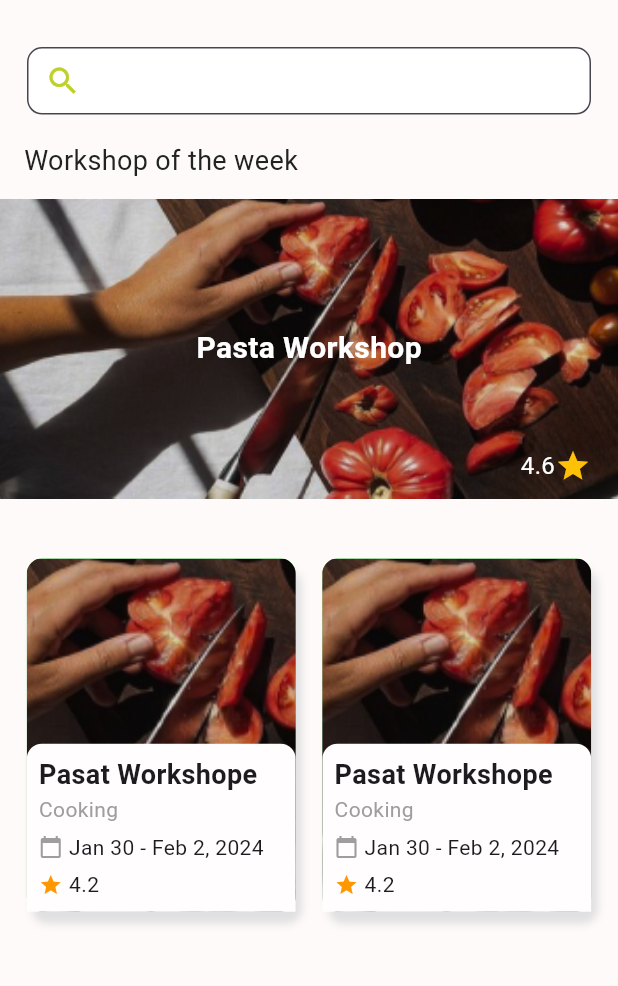
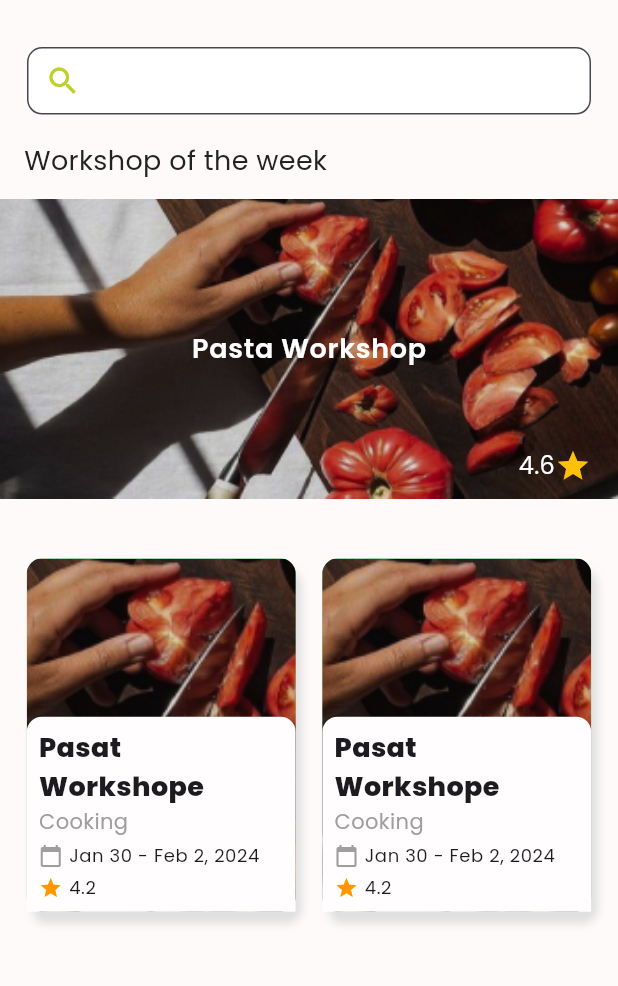
Before and after one commit to Rahafahg/shaghaf, a Flutter app: the UserHomeScreen screen opened directly, on a phone screen of 412 x 824 dp, the part 75-1061 px from its top. Run offline on Flutter 3.47's test engine with Material 3 defaults, Android fonts, the phone set to English and light mode, and no system bars; our stand-ins replace flutter_bloc, flutter_dotenv, font_awesome_flutter, get_it, get_storage, hugeicons and 4 more; accounts and stored records are empty.

Commit message:
done from the notification screen and applying them

```diff
--- a/lib/main.dart
+++ b/lib/main.dart
@@ -23,14 +23,18 @@ class MainApp extends StatelessWidget {
         textTheme: const TextTheme(
           // onboarding title
           titleLarge: TextStyle(fontFamily: "Poppins", fontSize: 40, fontWeight: FontWeight.w800, color: Constants.mainOrange),
+          // title in pages
+         titleMedium: TextStyle(fontFamily: "Poppins", fontSize: 26, fontWeight: FontWeight.w600, color: Constants.mainOrange),
           // onboarding text
           titleSmall: TextStyle(fontFamily: "Poppins", fontSize: 16, color: Constants.mainOrange),
           // body & btn text
           bodyLarge: TextStyle(fontSize: 18, color: Colors.white, fontFamily: "Poppins", fontWeight: FontWeight.w600),
           // role card text
           displaySmall: TextStyle(fontSize: 16, color: Colors.white, fontFamily: "Poppins", fontWeight: FontWeight.w600),
+          //for larger text
+          bodyMedium: TextStyle(fontSize: 18, fontFamily: "Poppins",fontWeight:FontWeight.w500),
           // error msg in login
-          bodySmall: TextStyle(fontSize: 14, fontFamily: "Poppins"),
+          bodySmall: TextStyle(fontSize: 12, fontFamily: "Poppins"),
         )
       ),
       debugShowCheckedModeBanner: false,
--- a/lib/screens/user_screens/user_home_screen.dart
+++ b/lib/screens/user_screens/user_home_screen.dart
@@ -97,14 +97,10 @@ class UserHomeScreen extends StatelessWidget {
                   // width: context.getWidth(),
                   height: 200,
                 ),
-                const Center(
+                 Center(
                   child: Text(
                     "Pasta Workshop",
-                    style: TextStyle(
-                      fontSize: 20,
-                      color: Colors.white,
-                      fontWeight: FontWeight.bold,
-                    ),
+                style: Theme.of(context).textTheme.bodyLarge,
                   ),
                 ),
                 const Positioned(
@@ -145,12 +141,6 @@ class UserHomeScreen extends StatelessWidget {
                 ),
               ],
             )
-            //  , workshopCard(
-            //     title: "Pasat Workshope",
-            //     subCatigory: "Cooking",
-            //     date: "Jan 30 - Feb 2, 2024",
-            //     rate: "4.2",
-            //   ),
           ]),
         ),
       ),
--- a/lib/widgets/cards/workshope_card.dart
+++ b/lib/widgets/cards/workshope_card.dart
@@ -1,4 +1,3 @@
-
 import 'package:flutter/material.dart';
 import 'package:shaghaf/constants/constants.dart';
 import 'package:shaghaf/extensions/screen_size.dart';
@@ -67,7 +66,10 @@ class workshopCard extends StatelessWidget {
                     children: [
                       Icon(Icons.calendar_today, size: 16, color: Colors.grey),
                       SizedBox(width: 4),
-                      Text('$date'),
+                      Text(
+                        '$date',
+                        style: Theme.of(context).textTheme.bodySmall,
+                      ),
                     ],
                   ),
                   SizedBox(height: 5),
@@ -75,7 +77,8 @@ class workshopCard extends StatelessWidget {
                     children: [
                       Icon(Icons.star, size: 16, color: Colors.orange),
                       SizedBox(width: 4),
-                      Text('$rate'),
+                      Text('$rate',
+                          style: Theme.of(context).textTheme.bodySmall),
                     ],
                   ),
                 ],
```
Also changed, not shown: lib/screens/user_screens/user_notification_screen.dart (+49 -1 lines), lib/widgets/cards/notification_card.dart (added, +46 -0 lines).
